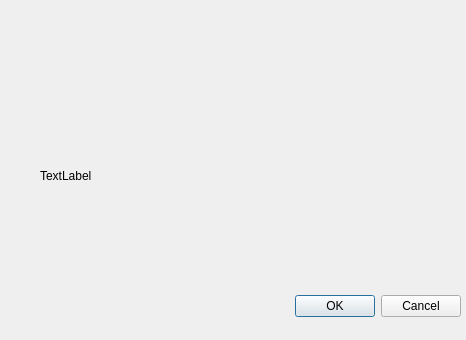
Old version of the form errorbox.ui in the repository steven938/Raspi-Widget.
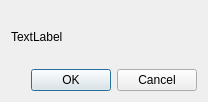
New version of the form.

Patch:
```diff
--- a/errorbox.ui
+++ b/errorbox.ui
@@ -6,22 +6,23 @@
    <rect>
     <x>0</x>
     <y>0</y>
-    <width>466</width>
-    <height>340</height>
+    <width>208</width>
+    <height>102</height>
    </rect>
   </property>
   <property name="windowTitle">
    <string>Dialog</string>
   </property>
+  <layout class="QGridLayout" name="gridLayout">
+   <item row="0" column="0">
+    <widget class="QLabel" name="errorMessage">
+     <property name="text">
+      <string>TextLabel</string>
+     </property>
+    </widget>
+   </item>
+   <item row="1" column="0">
   <widget class="QDialogButtonBox" name="buttonBox">
-   <property name="geometry">
-    <rect>
-     <x>120</x>
-     <y>290</y>
-     <width>341</width>
-     <height>32</height>
-    </rect>
-   </property>
    <property name="orientation">
     <enum>Qt::Horizontal</enum>
    </property>
@@ -29,19 +30,8 @@
     <set>QDialogButtonBox::Cancel|QDialogButtonBox::Ok</set>
    </property>
   </widget>
-  <widget class="QLabel" name="errorMessage">
-   <property name="geometry">
-    <rect>
-     <x>40</x>
-     <y>90</y>
-     <width>371</width>
-     <height>171</height>
-    </rect>
-   </property>
-   <property name="text">
-    <string>TextLabel</string>
-   </property>
-  </widget>
+   </item>
+  </layout>
  </widget>
  <resources/>
  <connections>
```
Lines whose indentation alone changed are shown as unchanged.
